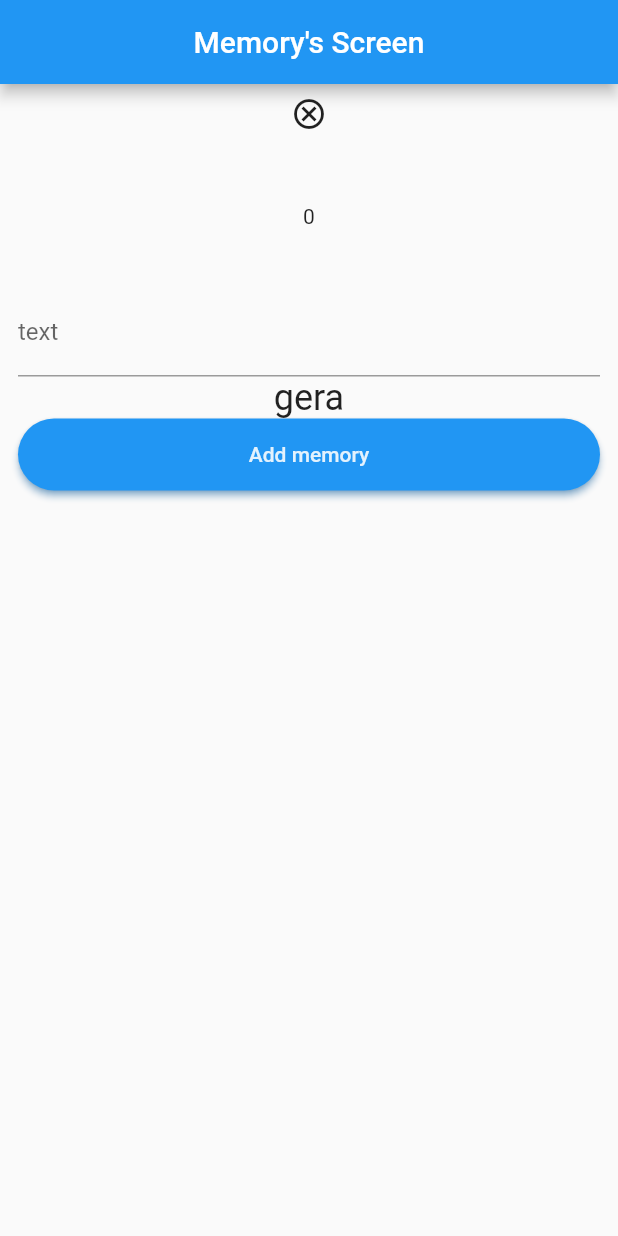
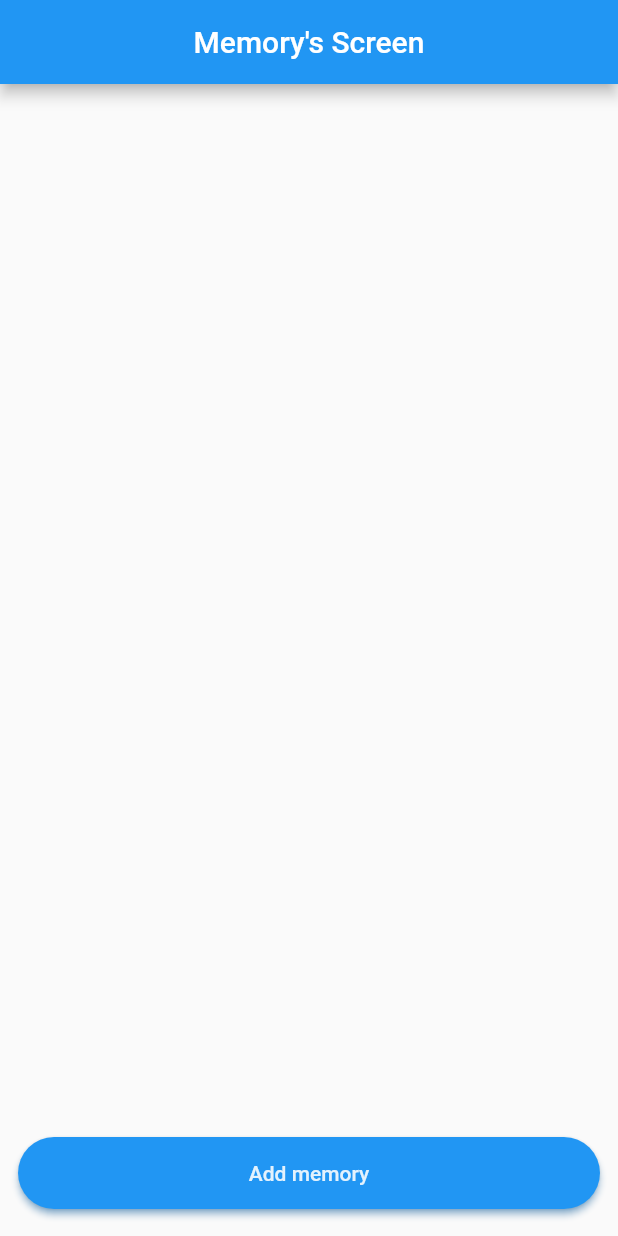
Before and after one commit to Evil-Monkey-Inc/memory_app, a Flutter app: the screen it shows after launch, on a phone screen of 412 x 824 dp. Run offline on Flutter 3.47's test engine with Material 2 defaults, Android fonts, the phone set to English and light mode, and no system bars; our stand-ins replace flutter_redux, redux.

Commit message:
refactored layout

```diff
--- a/lib/src/main.dart
+++ b/lib/src/main.dart
@@ -7,6 +7,7 @@ import 'package:memory/src/redux/state.dart';
 import 'package:redux/redux.dart';
 
 void main() {
+  // TODO(George): deleted unused states later
   final store = Store<AppState>(
     reducer,
     middleware:[loaderMiddleware],
--- a/lib/src/presentation/memory_screen/memory_layout.dart
+++ b/lib/src/presentation/memory_screen/memory_layout.dart
@@ -9,16 +9,15 @@ import 'package:redux/redux.dart';
 
 
 class MemoryLayout extends StatefulWidget {
-  const MemoryLayout({Key? key}) : super(key: key);
+  const MemoryLayout({Key? key, required this.store}) : super(key: key);
+
+  final Store store;
 
   @override
   State<MemoryLayout> createState() => _MemoryLayoutState();
 }
 
 class _MemoryLayoutState extends State<MemoryLayout> {
-  var counter = 0;
-  var inputText = '';
-
   static const buttonText = "Add memory";
   static const appBarTitle = "Memory's Screen";
 
@@ -26,9 +25,13 @@ class _MemoryLayoutState extends State<MemoryLayout> {
   static const screenPadding = EdgeInsets.symmetric(horizontal: 12.0);
 
   @override
+  void initState() {
+    widget.store.dispatch(LoadingMemoryAction());
+    super.initState();
+  }
+
+  @override
   Widget build(BuildContext context) {
-    final Store<AppState> store = StoreProvider.of<AppState>(context);
-
     return Scaffold(
       appBar: AppBar(
         title: const Text(appBarTitle),
@@ -38,36 +41,12 @@ class _MemoryLayoutState extends State<MemoryLayout> {
         padding: screenPadding,
           child: Column(
             children: [
-              Container(
-                height: 40,
-                width: 40,
-                child: StoreConnector<AppState, AppState>(converter: (store) => store.state, builder: (BuildContext context, vm) => vm.widget),
-              ),
-              SizedBox(height: 40,),
-              StoreConnector<AppState, AppState>(
-              converter: (store)=> store.state,
-               builder: (context, state) => Text(state.counter.toString())),
-              SizedBox(height: 40,),
-              TextField(
-                decoration: InputDecoration(labelText: 'text'),
-                onChanged: (value)=> inputText = value,
-            ),
-            StoreConnector<AppState, AppState>(
-              converter: (store)=> store.state,
-              builder: (context, state) {
-                return Text(
-                  state.text,
-                  style: TextStyle(fontSize: 24),
-                );
-              },
-            ),
+              Flexible(child: Container()),
               Align(
                 child: PrimaryButton(
                   text: buttonText,
                   onPressed: () {
-                    store.dispatch(LoadingMemoryAction());
-                    store.dispatch(SetTextAction(text: inputText));
-                    store.dispatch(AddAction());
+
                     Navigator.pushNamed(context, AddMemoryScreen.path);
                   },
                   buttonColor: TotalPalette.primaryColor,
--- a/lib/src/presentation/memory_screen/memory_screen.dart
+++ b/lib/src/presentation/memory_screen/memory_screen.dart
@@ -1,5 +1,8 @@
 import 'package:flutter/material.dart';
+import 'package:flutter_redux/flutter_redux.dart';
 import 'package:memory/src/presentation/memory_screen/memory_layout.dart';
+import 'package:memory/src/redux/state.dart';
+import 'package:redux/redux.dart';
 
 class MemoryScreen extends StatelessWidget {
   const MemoryScreen({super.key});
@@ -8,6 +11,7 @@ class MemoryScreen extends StatelessWidget {
 
   @override
   Widget build(BuildContext context) {
-    return const MemoryLayout();
+    final Store<AppState> store = StoreProvider.of<AppState>(context);
+    return MemoryLayout(store: store);
   }
 }
```
